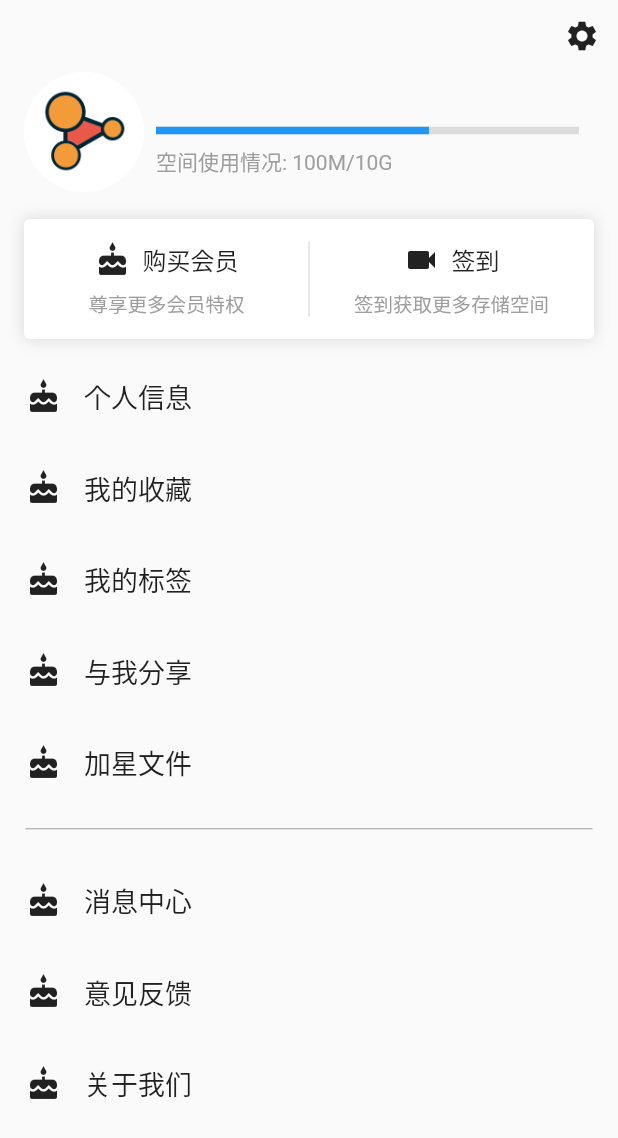
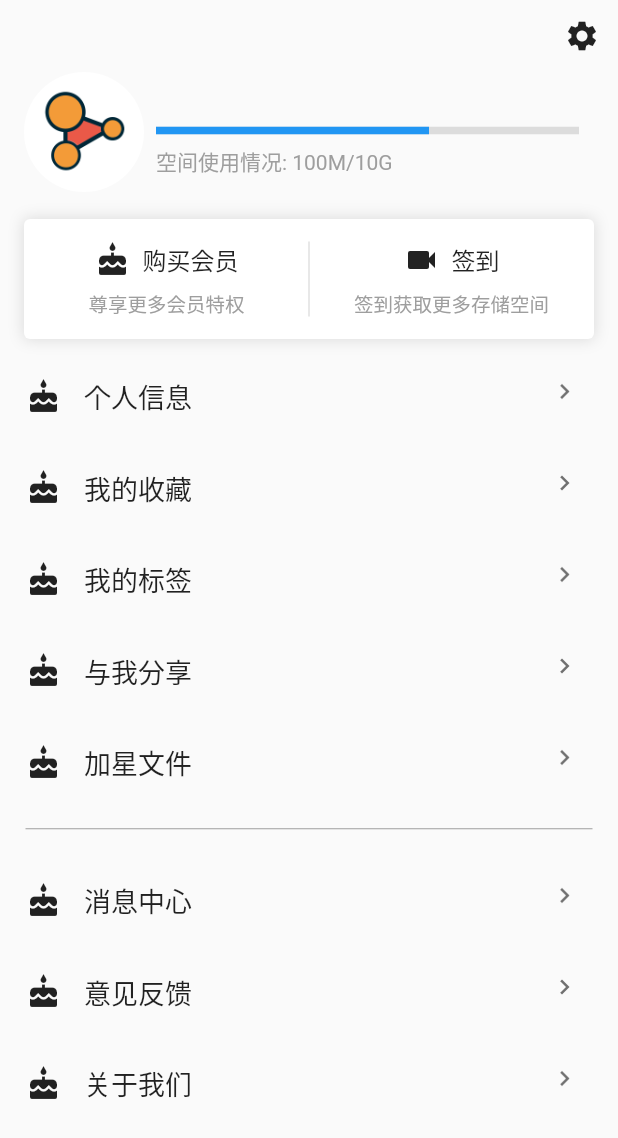
Before and after one commit to hatjs880328s/IICoprationCrossPlt, a Flutter app: the PersonCenter screen opened directly, on a phone screen of 412 x 824 dp. Shown: the top 1138 px of the screen. Run offline on Flutter 3.47's test engine with Material 2 defaults, Android fonts, the phone set to English and light mode, and no system bars; our stand-ins replace convert, dio, flutter_spinkit, fluttertoast, matcher and 2 more; missing offline and left inert: aspectd, dart:ffi, mailer2, quill_delta, sharesdk_plugin, zefyr; accounts and stored records are empty; generated files the repository leaves out were written again.

Commit message:
版本:
更新内容：

Author: Noah_shan

```diff
--- a/rebuild_flutter/lib/BLL/AppBll/nsnormalconfig.dart
+++ b/rebuild_flutter/lib/BLL/AppBll/nsnormalconfig.dart
@@ -12,4 +12,7 @@ class NSNormalConfig {
 
   /// 列表背景灰色
   static Color listCellBgColor = Color.fromRGBO(240, 238, 238, 1);
+
+  /// 主题色
+  static Color themeColor = Colors.blue;
 }
--- a/rebuild_flutter/lib/USL/PersonCenter/personcentercenterlist.dart
+++ b/rebuild_flutter/lib/USL/PersonCenter/personcentercenterlist.dart
@@ -21,6 +21,9 @@ class PersoncenterCenterList extends StatelessWidget {
       if (this.datasource[0].last == eachitem) {
         var eachWidget = Container(
             padding: EdgeInsets.all(17),
+            child: Stack(
+              children: <Widget>[
+                Positioned(
                   child: Column(
                     children: <Widget>[
                       Row(
@@ -37,37 +40,69 @@ class PersoncenterCenterList extends StatelessWidget {
                           endIndent: 0,
                           indent: 0)
                     ],
+                  ),
+                ),
+                Positioned(
+                  right: 9,
+                  child: Image(
+                  image: AssetImage('images/personcenter_arrow_right.png'),
+                  width: 20,
+                  height: 20
+                ),
+                )
+              ],
             ));
         result.add(eachWidget);
       } else {
         var eachWidget = Container(
           padding: EdgeInsets.all(17),
-            child: Column(
+          child: Stack(
             children: <Widget>[
-                Row(
+              Positioned(
+                child: Row(
                   children: <Widget>[
                     Icon(Icons.cake),
                     SizedBox(width: 15),
                     Text(eachitem, style: TextStyle(fontSize: 18)),
                   ],
                 ),
+              ),
+              Positioned(
+                right: 9,
+                child: Image(
+                  image: AssetImage('images/personcenter_arrow_right.png'),
+                  width: 20,
+                  height: 20
+                ),
+              )
             ],
-            ));
+          ),
+        );
         result.add(eachWidget);
       }
     }
     for (String eachitem in this.datasource[1]) {
       var eachWidget = Container(
         padding: EdgeInsets.all(17),
-        child: Column(
+        child: Stack(
             children: <Widget>[
-            Row(
+              Positioned(
+                child: Row(
                   children: <Widget>[
                     Icon(Icons.cake),
                     SizedBox(width: 15),
                     Text(eachitem, style: TextStyle(fontSize: 18)),
                   ],
                 ),
+              ),
+              Positioned(
+                right: 9,
+                child: Image(
+                  image: AssetImage('images/personcenter_arrow_right.png'),
+                  width: 20,
+                  height: 20
+                ),
+              )
             ],
           ),
       );
--- a/rebuild_flutter/pubspec.yaml
+++ b/rebuild_flutter/pubspec.yaml
@@ -39,6 +39,7 @@ flutter:
     - images/login_weixin.png
     - images/login_weibo.png
     - images/login_qq.png
+    - images/personcenter_arrow_right.png
 
     - images/main_tab_bookstore.png
     - images/2.0x/main_tab_bookstore.png
```
Also changed, not shown: rebuild_flutter/images/personcenter_arrow_right.png (added). Lines whose indentation alone changed are shown as unchanged.
